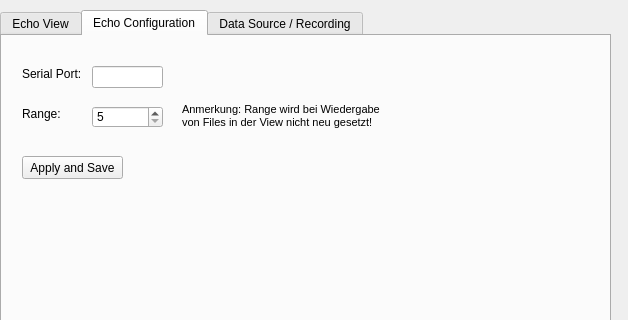
Old version of the form Hanse/Module_EchoSounder/echosounderform.ui in the repository iti-luebeck/HANSE2011; both pictures show x 0 to 628 and y 0 to 320 of the 628 by 522 pixel window.
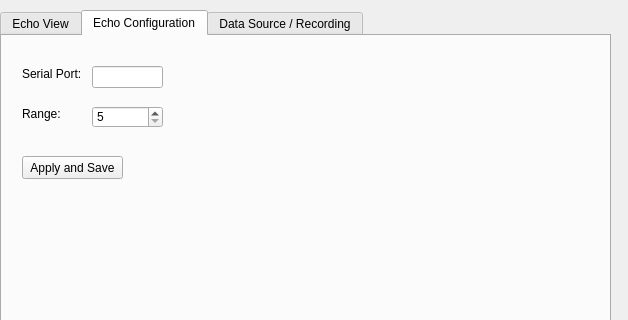
New version of the form. The open tabs and pages were chosen to show the change.

```diff
--- a/Hanse/Module_EchoSounder/echosounderform.ui
+++ b/Hanse/Module_EchoSounder/echosounderform.ui
@@ -241,24 +241,6 @@
       </rect>
      </property>
     </widget>
-    <widget class="QLabel" name="label_7">
-     <property name="geometry">
-      <rect>
-       <x>180</x>
-       <y>50</y>
-       <width>261</width>
-       <height>61</height>
-      </rect>
-     </property>
-     <property name="text">
-      <string>&lt;!DOCTYPE HTML PUBLIC &quot;-//W3C//DTD HTML 4.0//EN&quot; &quot;http://www.w3.org/TR/REC-html40/strict.dtd&quot;&gt;
-&lt;html&gt;&lt;head&gt;&lt;meta name=&quot;qrichtext&quot; content=&quot;1&quot; /&gt;&lt;style type=&quot;text/css&quot;&gt;
-p, li { white-space: pre-wrap; }
-&lt;/style&gt;&lt;/head&gt;&lt;body style=&quot; font-family:'MS Shell Dlg 2'; font-size:8.25pt; font-weight:400; font-style:normal;&quot;&gt;
-&lt;p style=&quot; margin-top:0px; margin-bottom:0px; margin-left:0px; margin-right:0px; -qt-block-indent:0; text-indent:0px;&quot;&gt;&lt;span style=&quot; font-size:8pt;&quot;&gt;Anmerkung: Range wird bei Wiedergabe&lt;/span&gt;&lt;/p&gt;
-&lt;p style=&quot; margin-top:0px; margin-bottom:0px; margin-left:0px; margin-right:0px; -qt-block-indent:0; text-indent:0px;&quot;&gt;&lt;span style=&quot; font-size:8pt;&quot;&gt;von Files in der View nicht neu gesetzt!&lt;/span&gt;&lt;/p&gt;&lt;/body&gt;&lt;/html&gt;</string>
-     </property>
-    </widget>
    </widget>
    <widget class="QWidget" name="tab_3">
     <attribute name="title">
```
Left out of the diff: 2 changed lines with no effect on the pictures.
